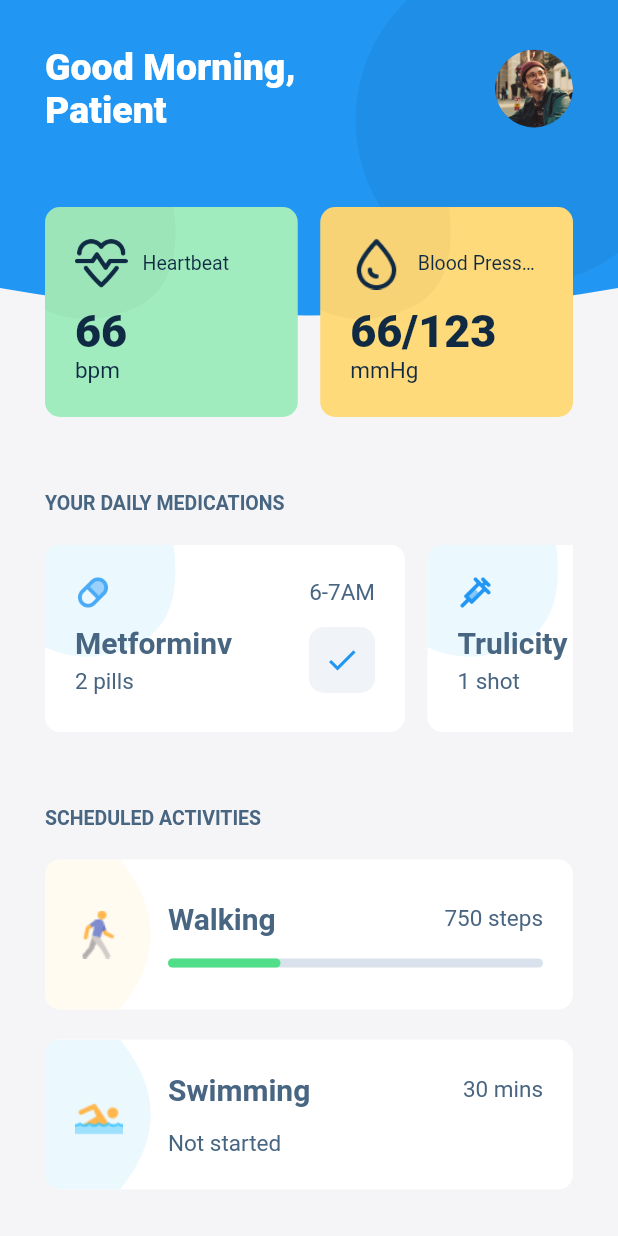
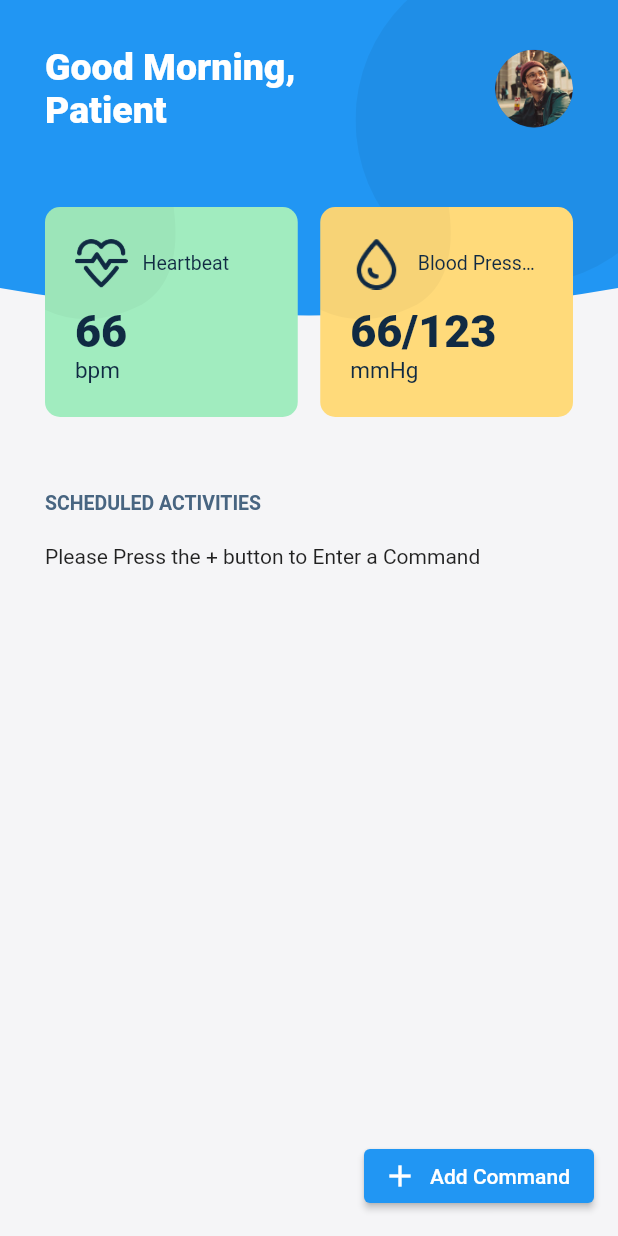
Before and after one commit to OkekeFabian/stressApp, a Flutter app: the screen it shows after launch, on a phone screen of 412 x 824 dp. Run offline on Flutter 3.47's test engine with Material 2 defaults, Android fonts, the phone set to English and light mode, and no system bars; our stand-ins replace keyboard_dismisser, lottie.

```diff
--- a/lib/main.dart
+++ b/lib/main.dart
@@ -8,7 +8,7 @@ void main() {
 }
 
 class MyApp extends StatelessWidget {
-  const MyApp({Key? key}) : super(key: key);
+  const MyApp({Key key}) : super(key: key);
 
   // This widget is the root of your application.
   @override
@@ -16,7 +16,7 @@ class MyApp extends StatelessWidget {
     return MaterialApp(
       title: Constants.appName,
       debugShowCheckedModeBanner: false,
-      home: HomeScreen(),
+      home: const HomePage(),
     );
   }
 }
--- a/lib/screens/home_screen.dart
+++ b/lib/screens/home_screen.dart
@@ -1,16 +1,31 @@
-import 'package:flutter/cupertino.dart';
+import 'dart:async';
+
 import 'package:flutter/material.dart';
 import 'package:stress_app/utils/const.dart';
-import 'package:stress_app/widgets/card_items.dart';
-import 'package:stress_app/widgets/card_main.dart';
-import 'package:stress_app/widgets/card_section.dart';
-import 'package:stress_app/widgets/custom_clipper.dart';
 
-class HomeScreen extends StatelessWidget {
+import '../widgets/card_main.dart';
+import '../widgets/custom_clipper.dart';
+import '../widgets/situation_class.dart';
+import '../widgets/situation_entry_dialog.dart';
+import '../widgets/situation_list_item.dart';
+
+class HomePage extends StatefulWidget {
+  const HomePage({Key key, this.title}) : super(key: key);
+  final String title;
+
+  @override
+  _HomePageState createState() => _HomePageState();
+}
+
+class _HomePageState extends State<HomePage> {
+  List<WeightEntry> weightSaves = [];
+  final ScrollController _listViewScrollController = ScrollController();
+  final double _itemExtent = 50.0;
+  bool isSwitched = false;
+
   @override
   Widget build(BuildContext context) {
     double statusBarHeight = MediaQuery.of(context).padding.top;
-
     return Scaffold(
       backgroundColor: Constants.backgroundColor,
       body: Stack(
@@ -79,50 +94,13 @@ class HomeScreen extends StatelessWidget {
                           value: "66/123",
                           unit: "mmHg",
                           color: Constants.lightYellow)
+                      //Something to check hyperventilation
                     ],
                   ),
                 ),
 
                 // Section Cards - Daily Medication
                 const SizedBox(height: 50),
-
-                Text(
-                  "YOUR DAILY MEDICATIONS",
-                  style: TextStyle(
-                    color: Constants.textPrimary,
-                    fontSize: 13,
-                    fontWeight: FontWeight.bold,
-                  ),
-                ),
-
-                SizedBox(height: 20),
-
-                Container(
-                    height: 125,
-                    child: ListView(
-                      scrollDirection: Axis.horizontal,
-                      children: [
-                        CardSection(
-                          image: AssetImage('assets/icons/capsule.png'),
-                          title: "Metforminv",
-                          value: "2",
-                          unit: "pills",
-                          time: "6-7AM",
-                          isDone: false,
-                        ),
-                        CardSection(
-                          image: AssetImage('assets/icons/syringe.png'),
-                          title: "Trulicity",
-                          value: "1",
-                          unit: "shot",
-                          time: "8-9AM",
-                          isDone: true,
-                        )
-                      ],
-                    )),
-
-                SizedBox(height: 50),
-
                 // Scheduled Activities
                 Text(
                   "SCHEDULED ACTIVITIES",
@@ -133,41 +111,80 @@ class HomeScreen extends StatelessWidget {
                 ),
 
                 SizedBox(height: 20),
-
                 Container(
-                  child: ListView(
-                    scrollDirection: Axis.vertical,
-                    physics: NeverScrollableScrollPhysics(),
-                    shrinkWrap: true,
-                    children: [
-                      CardItems(
-                        image: Image.asset(
-                          'assets/icons/Walking.png',
+                  child: (weightSaves.isEmpty)
+                      ? const SizedBox(
+                          child: Text(
+                              'Please Press the + button to Enter a Command'),
+                          height: 40.0,
+                        )
+                      : ListView.builder(
+                          shrinkWrap: true,
+                          reverse: true,
+                          controller: _listViewScrollController,
+                          itemCount: weightSaves.length,
+                          itemBuilder: (buildContext, index) {
+                            return InkWell(
+                                onTap: () => _editEntry(weightSaves[index]),
+                                child: WeightListItem(weightSaves[index]));
+                          },
                         ),
-                        title: "Walking",
-                        value: "750",
-                        unit: "steps",
-                        color: Constants.lightYellow,
-                        progress: 30,
-                      ),
-                      CardItems(
-                        image: Image.asset(
-                          'assets/icons/Swimming.png',
-                        ),
-                        title: "Swimming",
-                        value: "30",
-                        unit: "mins",
-                        color: Constants.lightBlue,
-                        progress: 0,
-                      ),
-                    ],
-                  ),
                 ),
               ],
             ),
           )
         ],
       ),
+      floatingActionButton: ElevatedButton.icon(
+        label: const Text('Add Command'),
+        icon: const Icon(Icons.add),
+        style: ElevatedButton.styleFrom(
+          primary: Colors.blue, // background
+          onPrimary: Colors.white, // foreground
+        ),
+        onPressed: _openAddEntryDialog,
+      ),
     );
   }
+
+  void _addWeightSave(WeightEntry weightSave) {
+    setState(() {
+      weightSaves.add(weightSave);
+      _listViewScrollController.animateTo(
+        weightSaves.length * _itemExtent,
+        duration: const Duration(microseconds: 1),
+        curve: ElasticInCurve(0.01),
+      );
+    });
+  }
+
+  _editEntry(WeightEntry weightSave) {
+    Navigator.of(context)
+        .push(
+      MaterialPageRoute<WeightEntry>(
+        builder: (BuildContext context) {
+          return WeightEntryDialog.edit(weightSave);
+        },
+        fullscreenDialog: true,
+      ),
+    )
+        .then((newSave) {
+      if (newSave != null) {
+        setState(() => weightSaves[weightSaves.indexOf(weightSave)] = newSave);
+      }
+    });
+  }
+
+  Future _openAddEntryDialog() async {
+    WeightEntry save =
+        await Navigator.of(context).push(MaterialPageRoute<WeightEntry>(
+            builder: (BuildContext context) {
+              return WeightEntryDialog.add(
+                  weightSaves.isNotEmpty ? weightSaves.last.weight : 0);
+            },
+            fullscreenDialog: true));
+    if (save != null) {
+      _addWeightSave(save);
+    }
+  }
 }
--- a/lib/widgets/card_items.dart
+++ b/lib/widgets/card_items.dart
@@ -13,12 +13,12 @@ class CardItems extends StatelessWidget {
   final int progress;
 
   CardItems({
-    required this.image,
-    required this.title,
-    required this.value,
-    required this.unit,
-    required this.color,
-    required this.progress,
+    this.image,
+    this.title,
+    this.value,
+    this.unit,
+    this.color,
+    this.progress,
   });
 
   @override
--- a/lib/widgets/card_main.dart
+++ b/lib/widgets/card_main.dart
@@ -12,12 +12,7 @@ class CardMain extends StatelessWidget {
   final String unit;
   final Color color;
 
-  CardMain(
-      {required this.image,
-      required this.title,
-      required this.value,
-      required this.unit,
-      required this.color});
+  CardMain({this.image, this.title, this.value, this.unit, this.color});
 
   @override
   Widget build(BuildContext context) {
--- a/lib/widgets/card_section.dart
+++ b/lib/widgets/card_section.dart
@@ -13,12 +13,7 @@ class CardSection extends StatelessWidget {
   final bool isDone;
 
   CardSection(
-      {required this.title,
-      required this.value,
-      required this.unit,
-      required this.time,
-      required this.image,
-      required this.isDone});
+      {this.title, this.value, this.unit, this.time, this.image, this.isDone});
 
   @override
   Widget build(BuildContext context) {
--- a/lib/widgets/custom_clipper.dart
+++ b/lib/widgets/custom_clipper.dart
@@ -8,7 +8,7 @@ enum ClipType { bottom, semiCircle, halfCircle, multiple }
 class MyCustomClipper extends CustomClipper<Path> {
   ClipType clipType;
 
-  MyCustomClipper({required this.clipType});
+  MyCustomClipper({this.clipType});
 
   @override
   getClip(Size size) {
--- a/lib/widgets/progress_vertical.dart
+++ b/lib/widgets/progress_vertical.dart
@@ -7,8 +7,7 @@ class ProgressVertical extends StatelessWidget {
   final String date;
   final bool isShowDate;
 
-  ProgressVertical(
-      {required this.value, required this.date, required this.isShowDate});
+  ProgressVertical({this.value, this.date, this.isShowDate});
 
   @override
   Widget build(BuildContext context) {
--- /dev/null
+++ b/lib/widgets/situation_class.dart
@@ -0,0 +1,9 @@
+class WeightEntry {
+  DateTime dateTime;
+  int weight;
+  String note;
+  String note2;
+  String note3;
+
+  WeightEntry(this.dateTime, this.weight, this.note, this.note2, this.note3);
+}
```
Also changed, not shown: lib/widgets/grid_item.dart (+7 -7 lines), lib/widgets/situation_entry_dialog.dart (added, +234 -0 lines), lib/widgets/situation_list_item.dart (added, +113 -0 lines), pubspec.yaml (+11 -1 lines), pubspec.lock.
